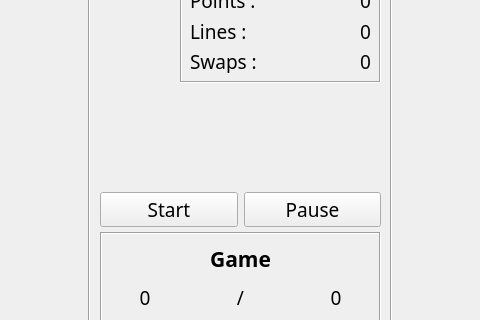
The window that src/mainwindow.ui (stfbnc/QTetris) describes before a commit, drawn with Qt 5; both pictures show x 180 to 660 and y 260 to 580 of the 840 by 580 pixel window.
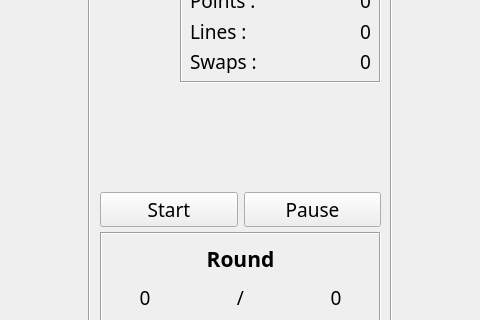
The same window after the commit. Custom widgets are drawn as their Qt base class.

Commit message: reset games

```diff
--- a/src/mainwindow.ui
+++ b/src/mainwindow.ui
@@ -190,7 +190,7 @@
         <string notr="true"/>
        </property>
        <property name="text">
-        <string>Game</string>
+        <string>Round</string>
        </property>
        <property name="alignment">
         <set>Qt::AlignCenter</set>
```
The commit also changes 3 other files.
